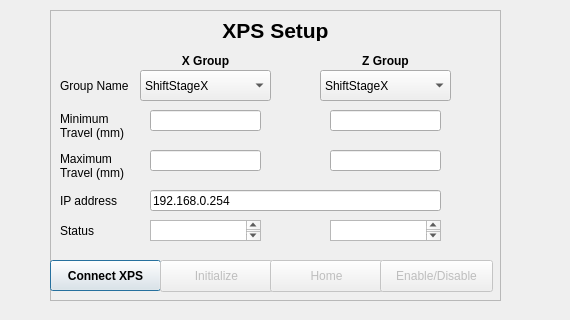
This is Hardware/SolidTargetStage/stage_controller_test.ui in nfbeier/HusseinLab_UltrafastPlasmaScience as Qt 5 draws it before an edit; both pictures show x 0 to 570 and y 0 to 320 of the 570 by 768 pixel window. The edited form follows.
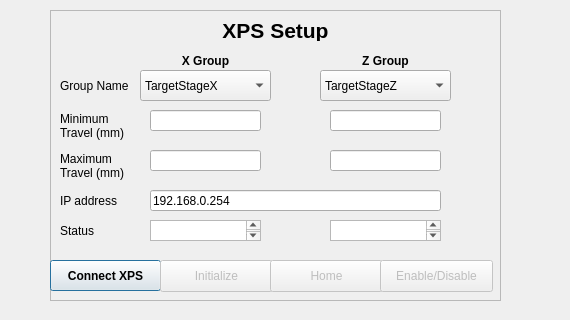
This is the edited form.

Commit message:
fixed names of stages in UI to match those on the xps
Problem with the UI_Dialog vs UI_MainWindow in the main program is preventing opening of the app

Diff of the .ui file:
```diff
--- a/Hardware/SolidTargetStage/stage_controller_test.ui
+++ b/Hardware/SolidTargetStage/stage_controller_test.ui
@@ -149,7 +149,7 @@
     </property>
     <item>
      <property name="text">
-      <string>ShiftStageX</string>
+      <string>TargetStageX</string>
      </property>
     </item>
     <item>
@@ -167,14 +167,17 @@
       <height>31</height>
      </rect>
     </property>
+    <property name="currentIndex">
+     <number>1</number>
+    </property>
     <item>
      <property name="text">
-      <string>ShiftStageX</string>
+      <string>TargetStageX</string>
      </property>
     </item>
     <item>
      <property name="text">
-      <string>TargetFocusZ</string>
+      <string>TargetStageZ</string>
      </property>
     </item>
    </widget>
```
Left out of the diff: 2 changed lines with no effect on the pictures. The commit also changes 2 other files.
